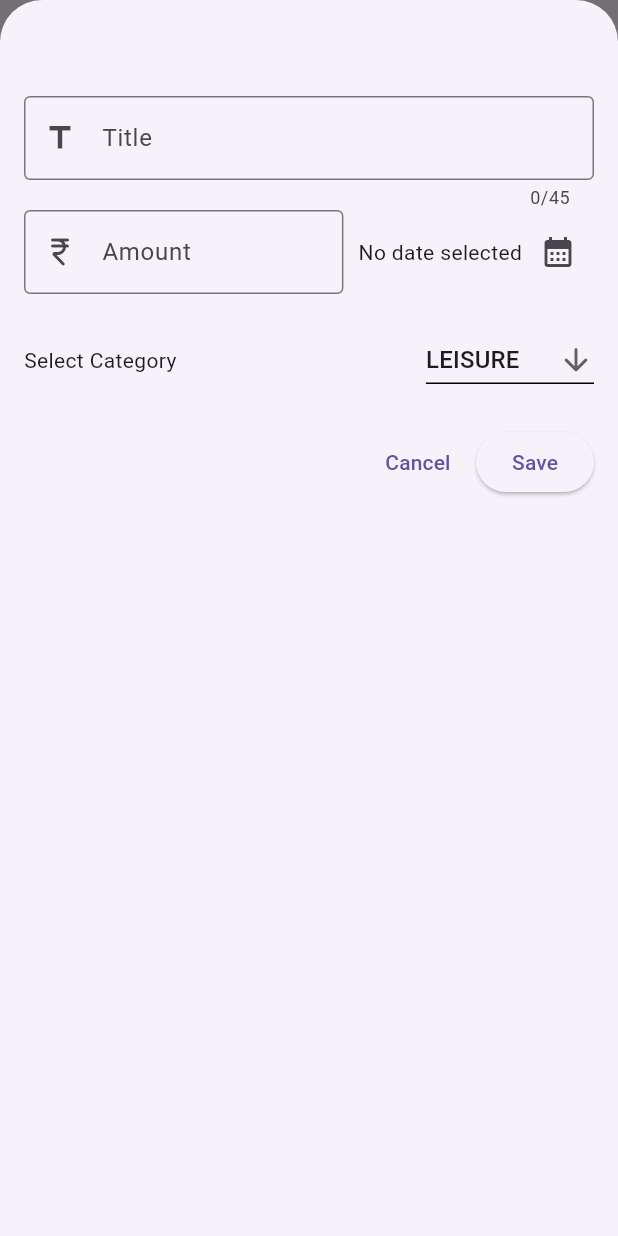
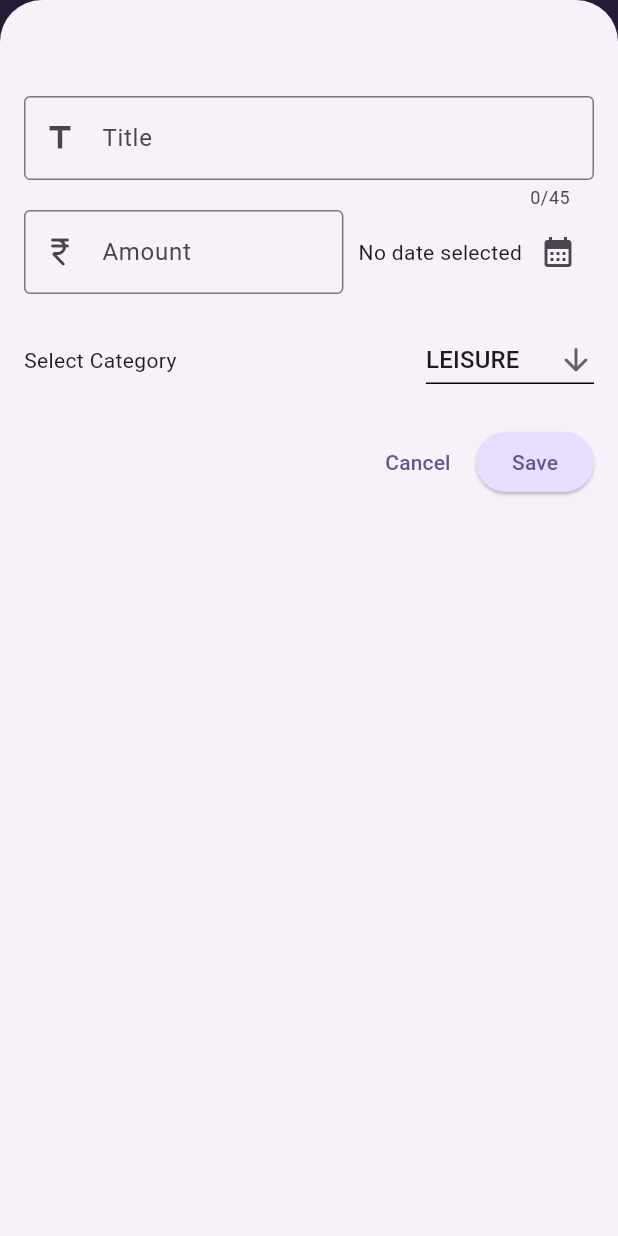
Before and after one commit to KISHORE-KUMAR-S/Expenses-App, a Flutter app: the screen it shows after launch, after a tap on the "add" icon, on a phone screen of 412 x 824 dp. Run offline on Flutter 3.47's test engine with Material 3 defaults, Android fonts, the phone set to English and light mode, and no system bars; drawn by our look-alikes of dynamic_color.

Commit message:
Update 5

```diff
--- a/lib/main.dart
+++ b/lib/main.dart
@@ -1,44 +1,57 @@
-import 'package:dynamic_color/dynamic_color.dart';
+// import 'package:dynamic_color/dynamic_color.dart';
 import 'package:expense_app/widgets/expenses.dart';
 import 'package:flutter/material.dart';
 
+var kColorScheme =
+    ColorScheme.fromSeed(seedColor: const Color.fromARGB(255, 96, 56, 181));
+
 void main() {
-  runApp(const MyApp());
-}
+  runApp(
+    // DynamicColorBuilder(
+    //   builder: (lightDynamic, darkDynamic) => MaterialApp(
+    //     debugShowCheckedModeBanner: false,
+    //     theme: ThemeData(
+    //       colorScheme: lightDynamic,
+    //       useMaterial3: true,
+    //     ),
+    //     darkTheme: ThemeData(
+    //       colorScheme: darkDynamic,
+    //       useMaterial3: true,
+    //     ),
+    //     home: const Expenses(),
+    //   ),
+    // ),
 
-class MyApp extends StatefulWidget {
-  const MyApp({super.key});
+    MaterialApp(
+      debugShowCheckedModeBanner: false,
+      home: const Expenses(),
 
-  @override
-  State<StatefulWidget> createState() {
-    return _MyAppState();
-  }
-}
-
-class _MyAppState extends State<StatefulWidget> {
-  @override
-  Widget build(BuildContext context) {
-    return DynamicColorBuilder(
-      builder: (lightDynamic, darkDynamic) => MaterialApp(
-        debugShowCheckedModeBanner: false,
-        theme: ThemeData(colorScheme: lightDynamic),
-        darkTheme: ThemeData(colorScheme: darkDynamic),
-        home: const Expenses(),
+      // Custom Theme
+      theme: ThemeData().copyWith(
+        // scaffoldBackgroundColor: const Color.fromARGB(255, 255, 0, 0),
+        colorScheme: kColorScheme,
+        appBarTheme: const AppBarTheme().copyWith(
+          backgroundColor: kColorScheme.onPrimaryContainer,
+          foregroundColor: kColorScheme.primaryContainer,
         ),
-    );
-
-    // MaterialApp(
-    //   debugShowCheckedModeBanner: false,
-    //   home: const Expenses(),
-
-    //Custom Theme
-    //   // theme: ThemeData().copyWith(
-    //   //   scaffoldBackgroundColor: Color.fromARGB(255, 255, 0, 0),
-    //   // ),
+        cardTheme: const CardTheme().copyWith(
+          color: kColorScheme.secondaryContainer,
+          margin: const EdgeInsets.symmetric(horizontal: 16, vertical: 8),
+        ),
+        elevatedButtonTheme: ElevatedButtonThemeData(
+          style: ElevatedButton.styleFrom(
+              backgroundColor: kColorScheme.primaryContainer),
+        ),
+        textTheme: ThemeData().textTheme.copyWith(
+              titleLarge: TextStyle(
+                  fontSize: 20.0, color: kColorScheme.onSecondaryContainer),
+            ),
+      ),
 
       //Default theme
       //   // theme: ThemeData.light(),
       //   // darkTheme: ThemeData.dark(),
       // ),
+    ),
+  );
 }
-}
--- a/lib/widgets/list/expenses_item.dart
+++ b/lib/widgets/list/expenses_item.dart
@@ -9,14 +9,18 @@ class ExpensesItem extends StatelessWidget {
   @override
   Widget build(BuildContext context) {
     return Card(
-      margin: const EdgeInsets.all(8.0),
       child: Padding(
         padding: const EdgeInsets.all(8.0),
         child: Column(
+          crossAxisAlignment: CrossAxisAlignment.start,
           children: [
             Text(
               expenses.title,
-              style: const TextStyle(fontWeight: FontWeight.bold),
+              // style: Theme.of(context)
+              //     .textTheme
+              //     .titleLarge
+              //     ?.copyWith(color: Colors.black),
+              style: Theme.of(context).textTheme.titleLarge,
             ),
             Row(
               children: [
--- a/lib/widgets/list/expenses_list.dart
+++ b/lib/widgets/list/expenses_list.dart
@@ -13,6 +13,10 @@ class ExpensesList extends StatelessWidget {
   Widget build(BuildContext context) {
     return ListView.builder(
       itemBuilder: (context, index) => Dismissible(
+        background: Container(
+          color: Theme.of(context).colorScheme.error.withOpacity(0.75),
+          margin: Theme.of(context).cardTheme.margin,
+        ),
         key: ValueKey(expenses[index]),
         onDismissed: (direction) => onRemoveExpense(expenses[index]),
         child: ExpensesItem(expenses: expenses[index]),
```
Lines whose indentation alone changed are shown as unchanged.
